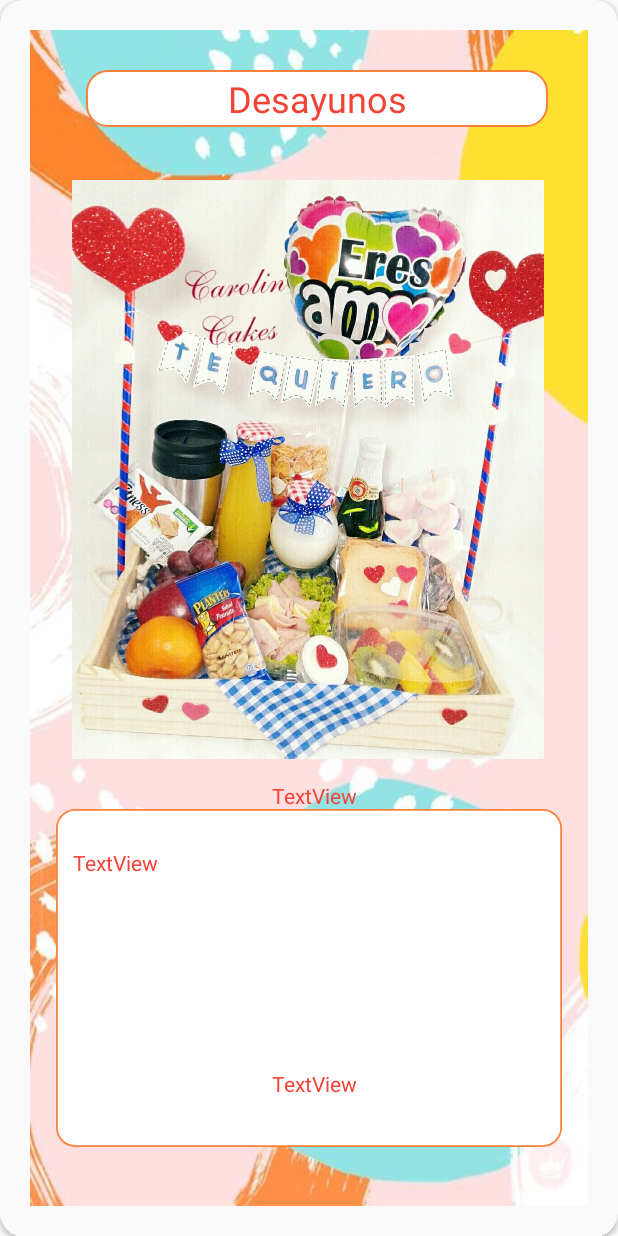
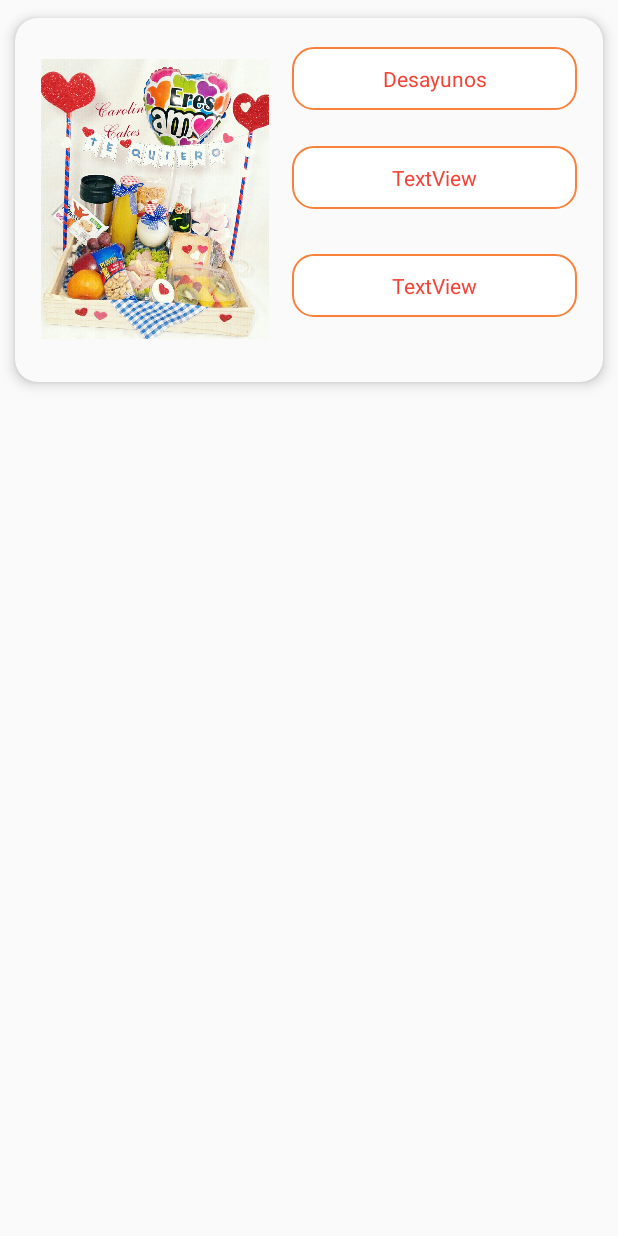
Before and after one commit to YeisonsUarez/Desayunos, an Android app: the layout item_producto.xml on its own in the app's theme, with its tools: preview values and no code run, on a phone screen of 412 x 824 dp. Run offline under Robolectric (Android 15) with nearby library versions, the phone set to English and light mode, and no system bars.

Commit message:
canhe item_producto layout

```diff
--- a/app/src/main/AndroidManifest.xml
+++ b/app/src/main/AndroidManifest.xml
@@ -9,7 +9,8 @@
         android:roundIcon="@mipmap/ic_launcher_round"
         android:supportsRtl="true"
         android:theme="@style/AppTheme">
-        <activity android:name=".pagesConsumer.ListaProductos"></activity>
+        <activity android:name=".pagesConsumer.DetalleProducto"></activity>
+        <activity android:name=".pagesConsumer.ListaProductos" />
         <activity android:name=".auth.ClaveActivity" />
         <activity android:name=".pagesAdmin.HomeActivity" />
         <activity android:name=".auth.RegisterActivity" />
--- a/app/src/main/java/co/edu/unab/hernandez/lisseth/desayunos/adapters/AdaptadorDesayunos.java
+++ b/app/src/main/java/co/edu/unab/hernandez/lisseth/desayunos/adapters/AdaptadorDesayunos.java
@@ -30,7 +30,6 @@ public class AdaptadorDesayunos extends RecyclerView.Adapter {
         public ImageView foto;
         public ViewHolder(@NonNull View itemView) {
             super(itemView);
-            detalle= itemView.findViewById(R.id.item_detalle_producto);
             empresa= itemView.findViewById(R.id.nombre_empresa);
             foto= itemView.findViewById(R.id.item_imagen_producto);
             nombre= itemView.findViewById(R.id.item_nombre_producto);
@@ -50,7 +49,6 @@ public class AdaptadorDesayunos extends RecyclerView.Adapter {
         ViewHolder viewHolder =(ViewHolder)holder;
         final Producto producto= productoArrayList.get(position);
         viewHolder.nombre.setText(producto.getNombre());
-        viewHolder.detalle.setText(producto.getDetalle());
         viewHolder.empresa.setText(producto.getIdEmpresa());
         viewHolder.precio.setText(producto.getValor());
         Glide.with(viewHolder.itemView.getContext()).load(producto.getUrlImage()).into(viewHolder.foto);
--- a/app/src/main/java/co/edu/unab/hernandez/lisseth/desayunos/pagesConsumer/ListaProductos.java
+++ b/app/src/main/java/co/edu/unab/hernandez/lisseth/desayunos/pagesConsumer/ListaProductos.java
@@ -2,6 +2,7 @@ package co.edu.unab.hernandez.lisseth.desayunos.pagesConsumer;
 
 import androidx.appcompat.app.AppCompatActivity;
 import androidx.recyclerview.widget.DividerItemDecoration;
+import androidx.recyclerview.widget.GridLayoutManager;
 import androidx.recyclerview.widget.LinearLayoutManager;
 import androidx.recyclerview.widget.LinearSnapHelper;
 import androidx.recyclerview.widget.RecyclerView;
@@ -27,9 +28,7 @@ public class ListaProductos extends AppCompatActivity {
         setContentView(R.layout.activity_lista_productos);
         setTitle("Desayunos");
         lista_productos= findViewById(R.id.lista_productos);
-        lista_productos.setLayoutManager(new LinearLayoutManager(this,LinearLayoutManager.HORIZONTAL, false));
-        DividerItemDecoration mDividerItemDecoration = new DividerItemDecoration(this, LinearLayoutManager.HORIZONTAL);
-        lista_productos.addItemDecoration(mDividerItemDecoration);
+        lista_productos.setLayoutManager(new LinearLayoutManager(this));
         cargarDatos();
         lista_productos.setAdapter(new AdaptadorDesayunos(productos, new AdaptadorDesayunos.onItemClickListener() {
             @Override
--- a/app/src/main/res/layout/item_producto.xml
+++ b/app/src/main/res/layout/item_producto.xml
@@ -3,99 +3,79 @@
     xmlns:app="http://schemas.android.com/apk/res-auto"
     xmlns:tools="http://schemas.android.com/tools"
     android:layout_width="match_parent"
-    android:layout_height="match_parent"
+    android:layout_height="wrap_content"
     android:background="@drawable/fondo"
     android:clipToPadding="true"
     app:cardBackgroundColor="?android:attr/colorBackground"
     app:cardCornerRadius="15dp"
-    app:contentPadding="20dp">
+    app:cardElevation="5dp"
+    app:cardUseCompatPadding="true"
+    app:contentPadding="15dp">
 
     <androidx.constraintlayout.widget.ConstraintLayout
         android:layout_width="match_parent"
-        android:layout_height="match_parent"
-        android:background="@drawable/fondo">
+        android:layout_height="212dp"
+        android:layout_gravity="center">
 
         <ImageView
             android:id="@+id/item_imagen_producto"
-            android:layout_width="338dp"
-            android:layout_height="386dp"
+            android:layout_width="152dp"
+            android:layout_height="210dp"
             android:scaleType="centerInside"
             app:layout_constraintBottom_toBottomOf="parent"
             app:layout_constraintEnd_toEndOf="parent"
-            app:layout_constraintHorizontal_bias="0.49"
+            app:layout_constraintHorizontal_bias="0.009"
             app:layout_constraintStart_toStartOf="parent"
             app:layout_constraintTop_toTopOf="parent"
-            app:layout_constraintVertical_bias="0.252"
+            app:layout_constraintVertical_bias="0.039"
             tools:srcCompat="@drawable/desayuno" />
 
-        <ImageView
-            android:id="@+id/imageView"
-            android:layout_width="337dp"
-            android:layout_height="237dp"
-            app:layout_constraintBottom_toBottomOf="parent"
-            app:layout_constraintEnd_toEndOf="parent"
-            app:layout_constraintStart_toStartOf="parent"
-            app:layout_constraintTop_toTopOf="@+id/item_imagen_producto"
-            app:layout_constraintVertical_bias="0.925"
-            app:srcCompat="@drawable/shaperectangle" />
-
         <TextView
-            android:id="@+id/item_nombre_producto"
-            android:layout_width="137dp"
-            android:layout_height="32dp"
+            android:id="@+id/item_precio_producto"
+            android:layout_width="190dp"
+            android:layout_height="42dp"
             android:layout_weight="1"
+            android:background="@drawable/shaperectangle"
             android:gravity="center"
             android:text="TextView"
             android:textColor="#F44336"
             app:layout_constraintBottom_toBottomOf="parent"
             app:layout_constraintEnd_toEndOf="parent"
-            app:layout_constraintHorizontal_bias="0.514"
+            app:layout_constraintHorizontal_bias="0.988"
             app:layout_constraintStart_toStartOf="parent"
             app:layout_constraintTop_toTopOf="parent"
-            app:layout_constraintVertical_bias="0.658" />
+            app:layout_constraintVertical_bias="0.835" />
 
         <TextView
-            android:id="@+id/item_detalle_producto"
-            android:layout_width="318dp"
-            android:layout_height="125dp"
-            android:text="TextView"
+            android:id="@+id/nombre_empresa"
+            android:layout_width="190dp"
+            android:layout_height="42dp"
+            android:background="@drawable/shaperectangle"
+            android:gravity="center"
+            android:text="Desayunos"
             android:textColor="#F44336"
+            android:textSize="14sp"
             app:layout_constraintBottom_toBottomOf="parent"
             app:layout_constraintEnd_toEndOf="parent"
-            app:layout_constraintHorizontal_bias="0.537"
+            app:layout_constraintHorizontal_bias="0.988"
             app:layout_constraintStart_toStartOf="parent"
             app:layout_constraintTop_toTopOf="parent"
-            app:layout_constraintVertical_bias="0.828" />
+            app:layout_constraintVertical_bias="0.024" />
 
         <TextView
-            android:id="@+id/item_precio_producto"
-            android:layout_width="129dp"
-            android:layout_height="30dp"
+            android:id="@+id/item_nombre_producto"
+            android:layout_width="190dp"
+            android:layout_height="42dp"
             android:layout_weight="1"
+            android:background="@drawable/shaperectangle"
             android:gravity="center"
             android:text="TextView"
             android:textColor="#F44336"
             app:layout_constraintBottom_toBottomOf="parent"
             app:layout_constraintEnd_toEndOf="parent"
-            app:layout_constraintHorizontal_bias="0.514"
+            app:layout_constraintHorizontal_bias="0.988"
             app:layout_constraintStart_toStartOf="parent"
             app:layout_constraintTop_toTopOf="parent"
-            app:layout_constraintVertical_bias="0.912" />
-
-        <TextView
-            android:id="@+id/nombre_empresa"
-            android:layout_width="308dp"
-            android:layout_height="38dp"
-            android:background="@drawable/shaperectangle"
-            android:gravity="center"
-            android:text="Desayunos"
-            android:textColor="#F44336"
-            android:textSize="24sp"
-            app:layout_constraintBottom_toBottomOf="parent"
-            app:layout_constraintEnd_toEndOf="parent"
-            app:layout_constraintHorizontal_bias="0.582"
-            app:layout_constraintStart_toStartOf="parent"
-            app:layout_constraintTop_toTopOf="parent"
-            app:layout_constraintVertical_bias="0.036" />
+            app:layout_constraintVertical_bias="0.411" />
     </androidx.constraintlayout.widget.ConstraintLayout>
 </androidx.cardview.widget.CardView>
```
Also changed, not shown: app/src/main/java/co/edu/unab/hernandez/lisseth/desayunos/pagesConsumer/DetalleProducto.java (added, +16 -0 lines), app/src/main/res/layout/activity_detalle_producto.xml (added, +9 -0 lines), app/src/main/res/layout/activity_lista_productos.xml (+5 -19 lines).
